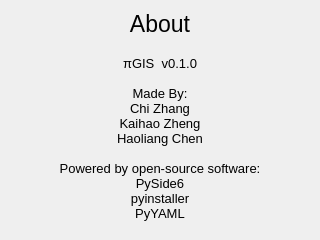
Qt form ui/raw/_about.ui (yiguanxianyu/PiGIS) before a commit.
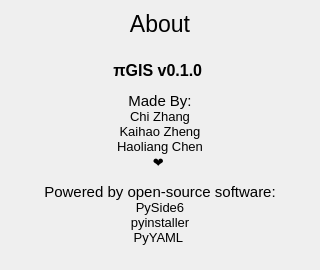
The same form after that commit.

```diff
--- a/ui/raw/_about.ui
+++ b/ui/raw/_about.ui
@@ -10,13 +10,13 @@
     <x>0</x>
     <y>0</y>
     <width>320</width>
-    <height>240</height>
+    <height>270</height>
    </rect>
   </property>
   <property name="minimumSize">
    <size>
     <width>320</width>
-    <height>240</height>
+    <height>270</height>
    </size>
   </property>
   <property name="maximumSize">
@@ -62,20 +62,10 @@
       </font>
      </property>
      <property name="text">
-      <string>πGIS  v0.1.0
-
-Made By:
-Chi Zhang
-Kaihao Zheng
-Haoliang Chen
-
-Powered by open-source software:
-PySide6
-pyinstaller
-PyYAML</string>
+      <string>&lt;html&gt;&lt;head/&gt;&lt;body&gt;&lt;p align=&quot;center&quot;&gt;&lt;span style=&quot; font-size:12pt; font-weight:700;&quot;&gt;πGIS v0.1.0 &lt;/span&gt;&lt;/p&gt;&lt;p align=&quot;center&quot;&gt;&lt;span style=&quot; font-size:11pt;&quot;&gt;Made By: &lt;/span&gt;&lt;br/&gt;Chi Zhang &lt;br/&gt;Kaihao Zheng &lt;br/&gt;Haoliang Chen &lt;br/&gt;❤️ &lt;/p&gt;&lt;p align=&quot;center&quot;&gt;&lt;span style=&quot; font-size:11pt;&quot;&gt;Powered by open-source software: &lt;/span&gt;&lt;br/&gt;PySide6 &lt;br/&gt;pyinstaller &lt;br/&gt;PyYAML &lt;/p&gt;&lt;/body&gt;&lt;/html&gt;</string>
      </property>
-     <property name="alignment">
-      <set>Qt::AlignCenter</set>
+     <property name="textFormat">
+      <enum>Qt::RichText</enum>
      </property>
     </widget>
    </item>
```
